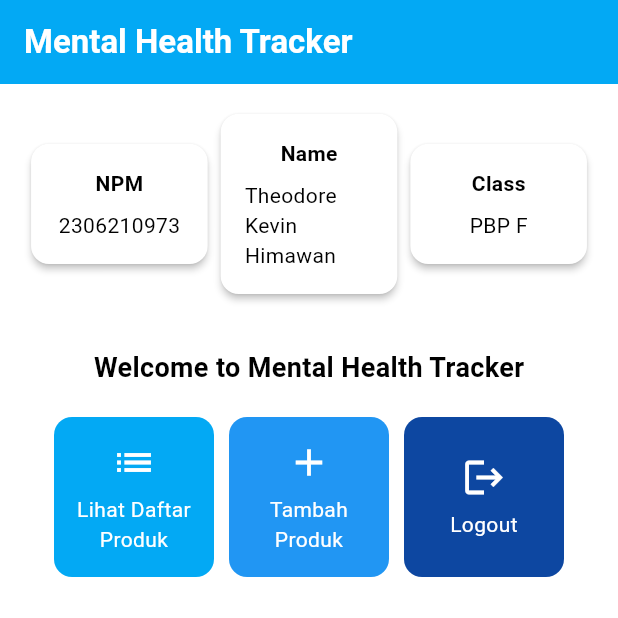
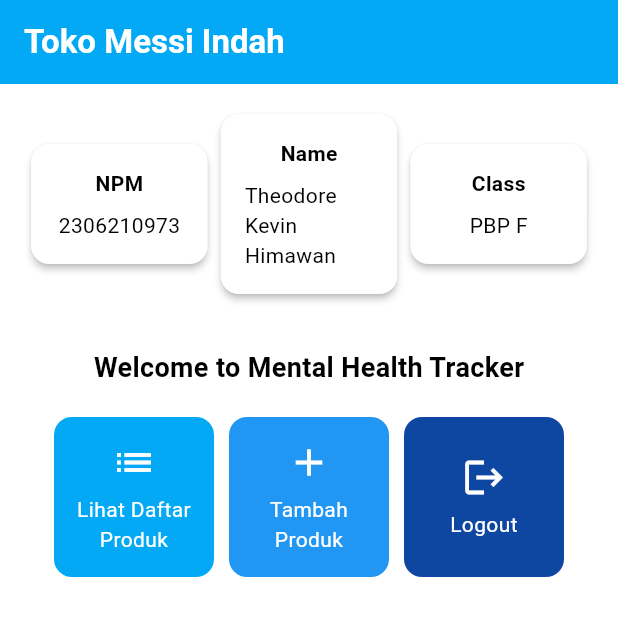
Before and after one commit to TheoKevH/toko-messi-indah-mobile, a Flutter app: the screen it shows after launch, on a phone screen of 412 x 824 dp, the top half of it. Run offline on Flutter 3.47's test engine with Material 3 defaults, Android fonts, the phone set to English and light mode, and no system bars.

Commit message:
otw readme

```diff
--- a/toko_messi_indah/lib/menu.dart
+++ b/toko_messi_indah/lib/menu.dart
@@ -19,9 +19,9 @@ class MyHomePage extends StatelessWidget {
     return Scaffold(
       // AppBar adalah bagian atas halaman yang menampilkan judul.
       appBar: AppBar(
-        // Judul aplikasi "Mental Health Tracker" dengan teks putih dan tebal.
+        // Judul aplikasi dengan teks putih dan tebal.
         title: const Text(
-          'Mental Health Tracker',
+          'Toko Messi Indah',
           style: TextStyle(
             color: Colors.white,
             fontWeight: FontWeight.bold,
```
Also changed, not shown: 1 other file.
